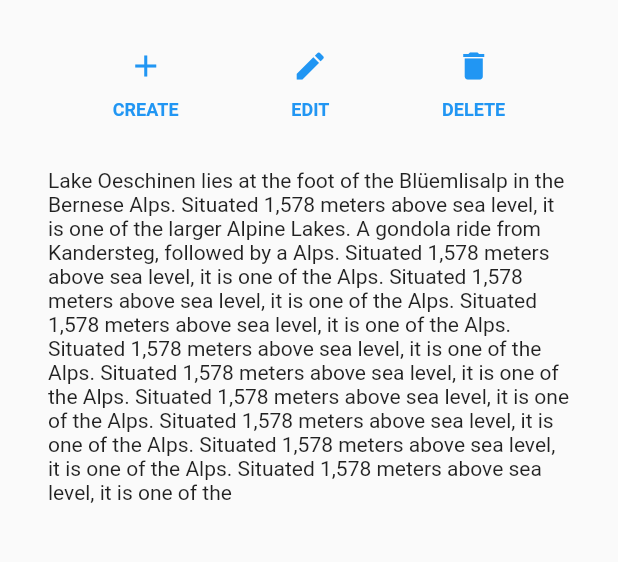
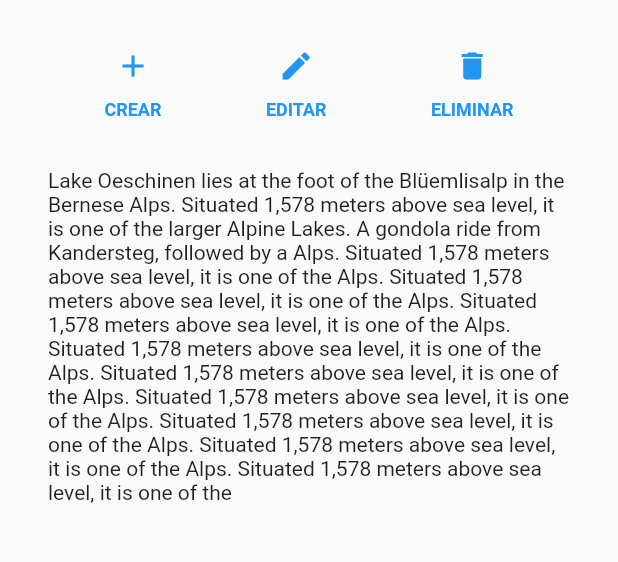
Before and after one commit to HenryMM/flutterExample, a Flutter app: the screen it shows after launch, on a phone screen of 412 x 824 dp, the part 552-1114 px from its top. Run offline on Flutter 3.47's test engine with Material 2 defaults, Android fonts, the phone set to English and light mode, and no system bars.

Commit message:
CREACION DE LOS BOTONES

```diff
--- a/lib/main.dart
+++ b/lib/main.dart
@@ -90,9 +90,9 @@ class MyApp extends StatelessWidget {
       child: Row(
         mainAxisAlignment: MainAxisAlignment.spaceEvenly,
         children: [
-          _buildButtonColumn(color, Icons.add, 'CREATE'),
-          _buildButtonColumn(color, Icons.edit, 'EDIT'),
-          _buildButtonColumn(color, Icons.delete, 'DELETE'),
+          _buildButtonColumn(color, Icons.add, 'CREAR'),
+          _buildButtonColumn(color, Icons.edit, 'EDITAR'),
+          _buildButtonColumn(color, Icons.delete, 'ELIMINAR'),
         ],
       ),
     );
```
